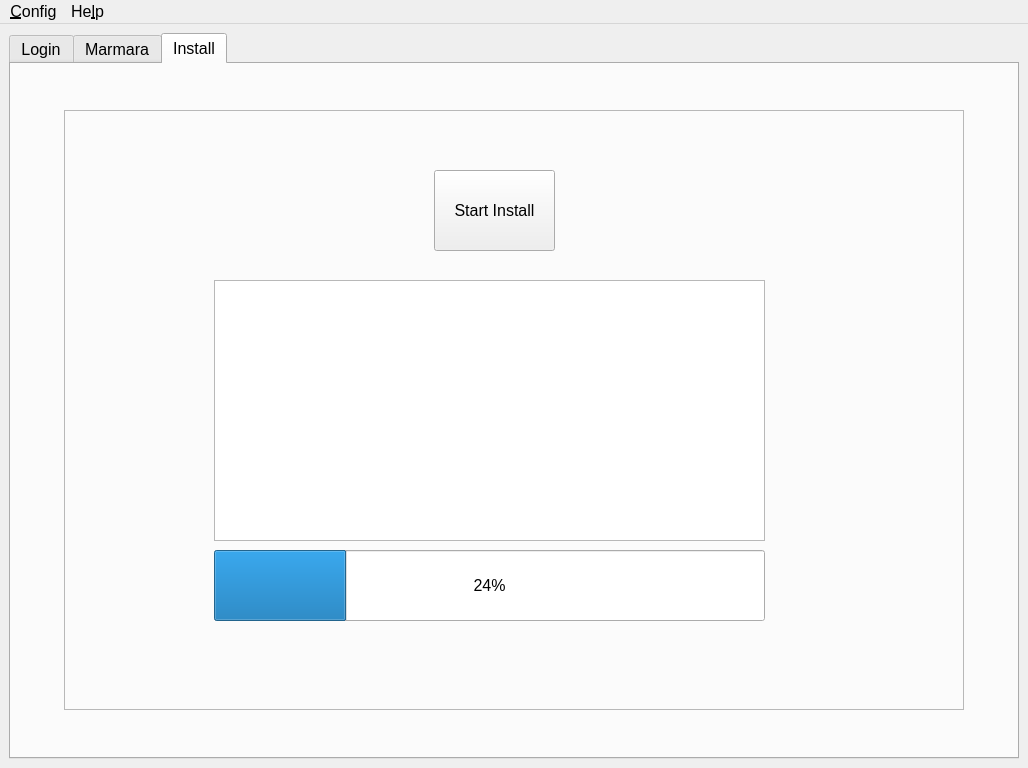
Before: the Qt Designer form src/main/python/qtguidesign.ui in marmarachain/marmara-connector, drawn with Qt 5.
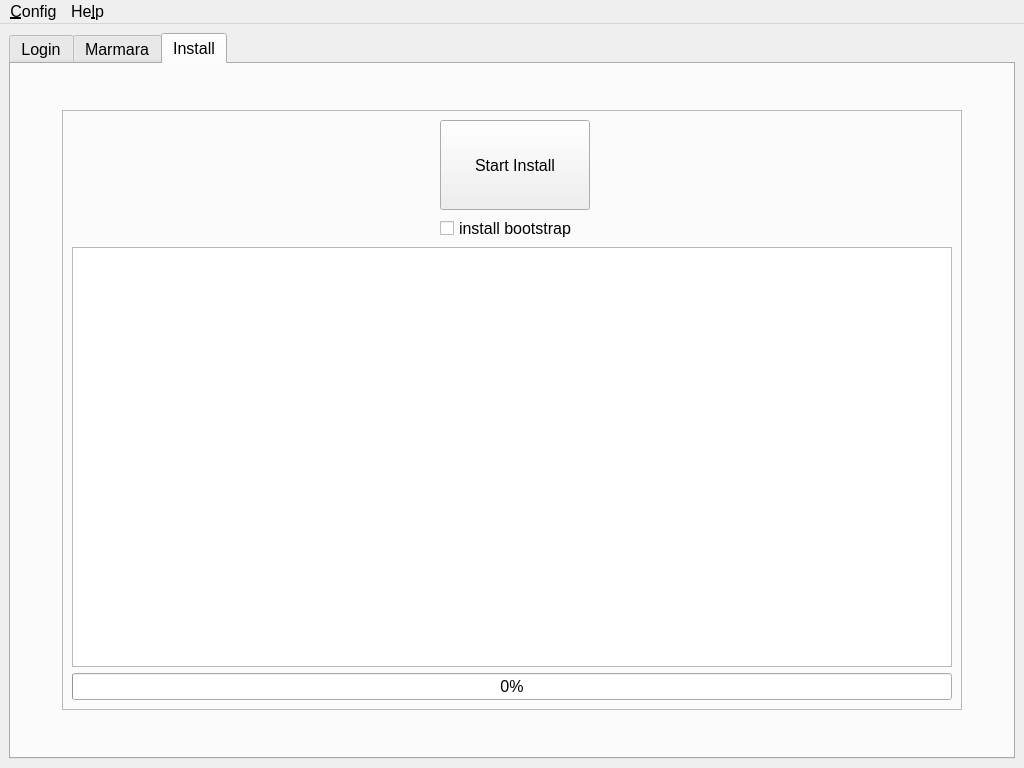
After: the same form once the commit is applied. The open tabs and pages were chosen to show the change. Icons and pictures are not drawn.

Commit message: [ref] some codes moved to chain_args.py to armarachain_rpc.py. [add] checking komodod and komodo-cli file location function added. [add] auto install function added for remote host finished. local intallation is not coded yet.

```diff
--- a/src/main/python/qtguidesign.ui
+++ b/src/main/python/qtguidesign.ui
@@ -9,7 +9,7 @@
    <rect>
     <x>0</x>
     <y>0</y>
-    <width>1028</width>
+    <width>1024</width>
     <height>768</height>
    </rect>
   </property>
@@ -4820,42 +4820,82 @@
           <property name="frameShadow">
            <enum>QFrame::Raised</enum>
           </property>
-          <widget class="QPushButton" name="pushButton_21">
-           <property name="geometry">
-            <rect>
-             <x>370</x>
-             <y>60</y>
-             <width>121</width>
-             <height>81</height>
-            </rect>
-           </property>
-           <property name="text">
-            <string>Start Install</string>
-           </property>
-          </widget>
-          <widget class="QProgressBar" name="progressBar">
-           <property name="geometry">
-            <rect>
-             <x>150</x>
-             <y>440</y>
-             <width>551</width>
-             <height>71</height>
-            </rect>
-           </property>
-           <property name="value">
-            <number>24</number>
-           </property>
-          </widget>
-          <widget class="QTextBrowser" name="textBrowser">
-           <property name="geometry">
-            <rect>
-             <x>150</x>
-             <y>170</y>
-             <width>551</width>
-             <height>261</height>
-            </rect>
-           </property>
-          </widget>
+          <layout class="QGridLayout" name="gridLayout_9">
+           <item row="0" column="0">
+            <spacer name="horizontalSpacer_52">
+             <property name="orientation">
+              <enum>Qt::Horizontal</enum>
+             </property>
+             <property name="sizeHint" stdset="0">
+              <size>
+               <width>40</width>
+               <height>20</height>
+              </size>
+             </property>
+            </spacer>
+           </item>
+           <item row="0" column="3">
+            <spacer name="horizontalSpacer_53">
+             <property name="orientation">
+              <enum>Qt::Horizontal</enum>
+             </property>
+             <property name="sizeHint" stdset="0">
+              <size>
+               <width>40</width>
+               <height>20</height>
+              </size>
+             </property>
+            </spacer>
+           </item>
+           <item row="0" column="2">
+            <widget class="QPushButton" name="start_install_button">
+             <property name="minimumSize">
+              <size>
+               <width>150</width>
+               <height>90</height>
+              </size>
+             </property>
+             <property name="maximumSize">
+              <size>
+               <width>150</width>
+               <height>90</height>
+              </size>
+             </property>
+             <property name="text">
+              <string>Start Install</string>
+             </property>
+            </widget>
+           </item>
+           <item row="2" column="0" colspan="4">
+            <layout class="QGridLayout" name="gridLayout_6">
+             <item row="2" column="0">
+              <widget class="QProgressBar" name="install_progressBar">
+               <property name="value">
+                <number>0</number>
+               </property>
+              </widget>
+             </item>
+             <item row="0" column="0">
+              <widget class="QTextBrowser" name="install_progress_textBrowser">
+               <property name="html">
+                <string>&lt;!DOCTYPE HTML PUBLIC &quot;-//W3C//DTD HTML 4.0//EN&quot; &quot;http://www.w3.org/TR/REC-html40/strict.dtd&quot;&gt;
+&lt;html&gt;&lt;head&gt;&lt;meta name=&quot;qrichtext&quot; content=&quot;1&quot; /&gt;&lt;style type=&quot;text/css&quot;&gt;
+p, li { white-space: pre-wrap; }
+&lt;/style&gt;&lt;/head&gt;&lt;body style=&quot; font-family:'Ubuntu'; font-size:12pt; font-weight:400; font-style:normal;&quot;&gt;
+&lt;p style=&quot;-qt-paragraph-type:empty; margin-top:0px; margin-bottom:0px; margin-left:0px; margin-right:0px; -qt-block-indent:0; text-indent:0px;&quot;&gt;&lt;br /&gt;&lt;/p&gt;&lt;/body&gt;&lt;/html&gt;</string>
+               </property>
+              </widget>
+             </item>
+            </layout>
+           </item>
+           <item row="1" column="2">
+            <widget class="QCheckBox" name="checkBox">
+             <property name="text">
+              <string>install bootstrap</string>
+             </property>
+            </widget>
+           </item>
+          </layout>
          </widget>
         </item>
         <item row="0" column="1">
@@ -4908,7 +4948,7 @@
     <rect>
      <x>0</x>
      <y>0</y>
-     <width>1028</width>
+     <width>1024</width>
      <height>24</height>
     </rect>
    </property>
```
Left out of the diff: 188 changed lines with no effect on the pictures. The commit also changes 7 other files.
